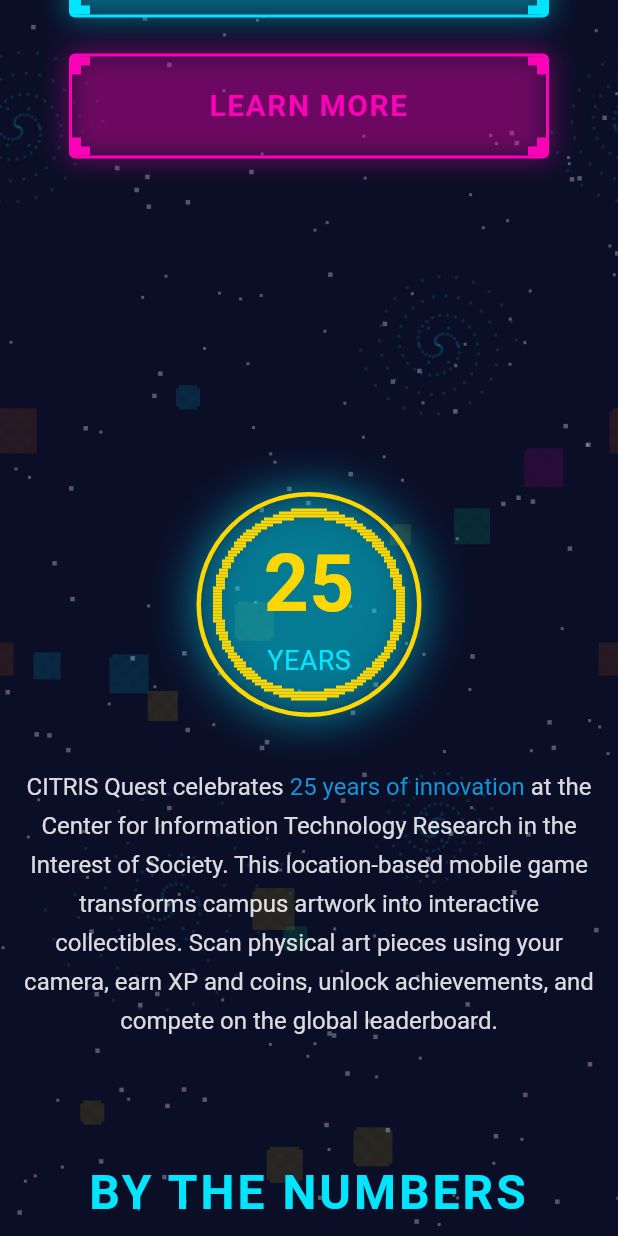
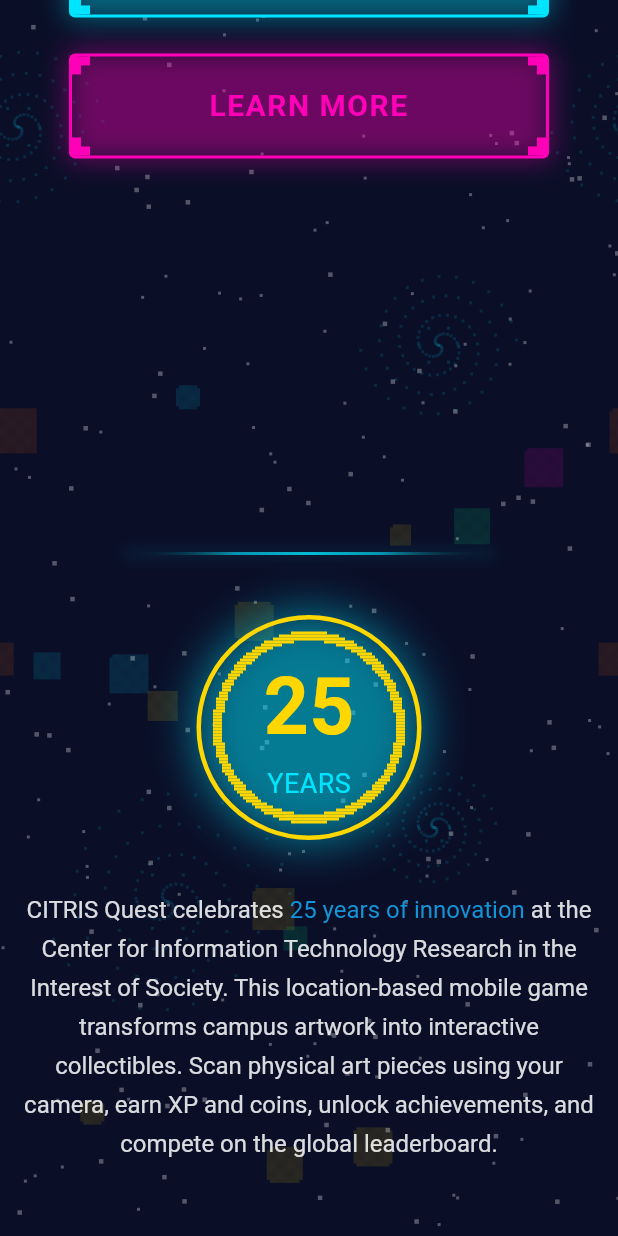
Before and after one commit to dylancc5/citris-quest-landing, a Flutter app: the screen it shows after launch, scrolled down 576 dp, on a phone screen of 412 x 824 dp. Run offline on Flutter 3.47's test engine with Material 3 defaults, Android fonts, the light colour scheme and no system bars; our stand-ins replace google_fonts, qr_flutter, supabase_flutter, visibility_detector; accounts and stored records are empty; Roboto replaces fonts that are missing (Tiny 5).

Commit message:
debug(mobile fixes): enhanced UI/UX for mobile webapp + removed minor display bugs

```diff
--- a/lib/main.dart
+++ b/lib/main.dart
@@ -34,7 +34,7 @@
   @override
   Widget build(BuildContext context) {
     return MaterialApp(
-      title: 'CITRIS Quest - Location-Based Campus Art Game',
+      title: 'CITRIS Quest – 25th Anniversary',
       debugShowCheckedModeBanner: false,
       theme: ThemeData(
         scaffoldBackgroundColor: AppTheme.backgroundPrimary,
--- a/lib/screens/landing_page.dart
+++ b/lib/screens/landing_page.dart
@@ -1,6 +1,7 @@
 import 'package:flutter/material.dart';
 import '../core/breakpoints.dart';
 import '../widgets/common/animated_starfield.dart';
+import '../widgets/common/section_divider.dart';
 import '../widgets/navigation/sticky_nav_bar.dart';
 import '../widgets/sections/hero_section.dart';
 import '../widgets/sections/about_section.dart';
@@ -77,8 +78,8 @@
     _scrollToSection('download');
   }
 
-  void _scrollToHowToPlay() {
-    _scrollToSection('how_to_play');
+  void _scrollToAbout() {
+    _scrollToSection('about');
   }
 
   @override
@@ -101,12 +102,13 @@
                   // Hero Section (full viewport height)
                   HeroSection(
                     key: _heroKey,
-                    onLearnMoreTap: _scrollToHowToPlay,
+                    onLearnMoreTap: _scrollToAbout,
                     onDownloadTap: _scrollToDownload,
                   ),
 
                   // About CITRIS Section
                   SizedBox(height: Breakpoints.sectionSpacing(context)),
+                  const SectionDivider(),
                   AboutSection(key: _aboutKey),
 
                   // Live Stats Section
@@ -115,26 +117,32 @@
 
                   // How to Play Section
                   SizedBox(height: Breakpoints.sectionSpacing(context)),
+                  const SectionDivider(),
                   HowToPlaySection(key: _howToPlayKey),
 
                   // Download Section
                   SizedBox(height: Breakpoints.sectionSpacing(context)),
+                  const SectionDivider(),
                   DownloadSection(key: _downloadKey),
 
                   // Contribute Section
                   SizedBox(height: Breakpoints.sectionSpacing(context)),
+                  const SectionDivider(),
                   ContributeSection(key: _contributeKey),
 
                   // FAQ Section
                   SizedBox(height: Breakpoints.sectionSpacing(context)),
+                  const SectionDivider(),
                   FaqSection(key: _faqKey),
 
                   // Credits Section
                   SizedBox(height: Breakpoints.sectionSpacing(context)),
+                  const SectionDivider(),
                   CreditsSection(key: _creditsKey),
 
                   // Footer
                   SizedBox(height: Breakpoints.sectionSpacing(context)),
+                  const SectionDivider(),
                   const FooterSection(),
                 ],
               ),
--- /dev/null
+++ b/lib/widgets/common/section_divider.dart
@@ -0,0 +1,53 @@
+import 'package:flutter/material.dart';
+import '../../core/theme.dart';
+import '../../core/breakpoints.dart';
+
+/// Gentle horizontal divider between sections
+/// Matches retro pixel aesthetic with cyan glow effect
+class SectionDivider extends StatelessWidget {
+  const SectionDivider({super.key});
+
+  @override
+  Widget build(BuildContext context) {
+    // Responsive width based on screen size
+    final width = Breakpoints.isMobile(context)
+        ? 0.6 // 60% on mobile
+        : Breakpoints.isTablet(context)
+            ? 0.7 // 70% on tablet
+            : 0.8; // 80% on desktop
+
+    // Responsive vertical margin
+    final verticalMargin =
+        Breakpoints.isMobile(context) ? 40.0 : 60.0;
+
+    return Container(
+      margin: EdgeInsets.symmetric(vertical: verticalMargin),
+      alignment: Alignment.center,
+      child: FractionallySizedBox(
+        widthFactor: width,
+        child: Container(
+          height: 2,
+          decoration: BoxDecoration(
+            gradient: LinearGradient(
+              colors: [
+                Colors.transparent,
+                AppTheme.cyanAccent.withValues(alpha: 0.6),
+                AppTheme.cyanAccent.withValues(alpha: 0.8),
+                AppTheme.cyanAccent.withValues(alpha: 0.6),
+                Colors.transparent,
+              ],
+              stops: const [0.0, 0.3, 0.5, 0.7, 1.0],
+            ),
+            boxShadow: [
+              BoxShadow(
+                color: AppTheme.cyanAccent.withValues(alpha: 0.3),
+                blurRadius: 8,
+                spreadRadius: 0,
+              ),
+            ],
+          ),
+        ),
+      ),
+    );
+  }
+}
--- a/lib/widgets/navigation/hamburger_menu_overlay.dart
+++ b/lib/widgets/navigation/hamburger_menu_overlay.dart
@@ -26,8 +26,8 @@
       children: [
         // Full-screen transparent overlay to capture taps outside menu
         Positioned.fill(
-          top: 64, // Start below nav bar
           child: GestureDetector(
+            behavior: HitTestBehavior.translucent,
             onTap: onClose,
             child: Container(
               color: Colors.transparent,
@@ -37,7 +37,7 @@
 
         // Menu dropdown
         Positioned(
-          top: 64, // Below the nav bar
+          top: 0, // Position adjusted - now relative to parent positioning
           left: 0,
           right: 0,
           child: GestureDetector(
--- a/lib/widgets/navigation/sticky_nav_bar.dart
+++ b/lib/widgets/navigation/sticky_nav_bar.dart
@@ -162,7 +162,10 @@
     final screenWidth = MediaQuery.of(context).size.width;
     final segmentCount = (screenWidth / 55).round().clamp(20, 30);
 
-    return AnimatedPositioned(
+    return Stack(
+      children: [
+        // Main nav bar
+        AnimatedPositioned(
           duration: const Duration(milliseconds: 300),
           curve: Curves.easeOut,
           top: _isVisible ? 0 : -100,
@@ -215,30 +218,15 @@
               ],
             ),
           ),
-    );
-  }
-
-  Widget _buildMobileLayout(BuildContext context) {
-    return Stack(
-      children: [
-        SizedBox(
-          height: 64, // Match the container height
-          child: Row(
-            mainAxisAlignment: MainAxisAlignment.spaceBetween,
-            crossAxisAlignment: CrossAxisAlignment.center,
-            children: [
-              // Logo (tappable, scrolls to top)
-              _buildLogo(),
-
-              // Hamburger menu icon
-              _buildHamburgerIcon(),
-            ],
-          ),
         ),
 
-        // Mobile menu overlay
-        if (_isMenuOpen)
-          HamburgerMenuOverlay(
+        // Mobile menu overlay (rendered outside nav bar container to prevent clipping)
+        if (isMobile && _isMenuOpen)
+          Positioned(
+            top: _isVisible ? 68 : -100, // 64px nav bar + 4px progress bar
+            left: 0,
+            right: 0,
+            child: HamburgerMenuOverlay(
               navLinks: _navLinks,
               activeSection: _activeSection,
               onNavLinkTap: _handleNavLinkTap,
@@ -248,6 +236,21 @@
               },
               onClose: _closeMenu,
             ),
+          ),
+      ],
+    );
+  }
+
+  Widget _buildMobileLayout(BuildContext context) {
+    return Row(
+      mainAxisAlignment: MainAxisAlignment.spaceBetween,
+      crossAxisAlignment: CrossAxisAlignment.center,
+      children: [
+        // Logo (tappable, scrolls to top)
+        _buildLogo(),
+
+        // Hamburger menu icon
+        _buildHamburgerIcon(),
       ],
     );
   }
```
Also changed, not shown: lib/widgets/sections/credits_section.dart (+30 -16 lines), lib/widgets/sections/stats_section.dart (+12 -12 lines), 1 other file. Lines whose indentation alone changed are shown as unchanged.
